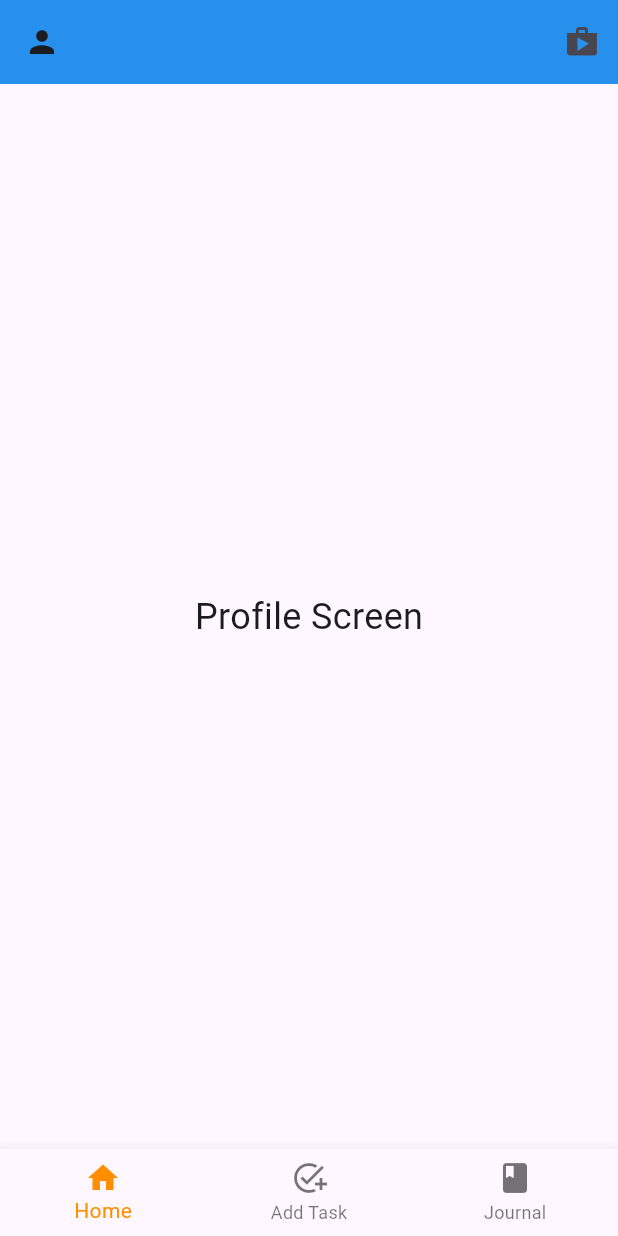
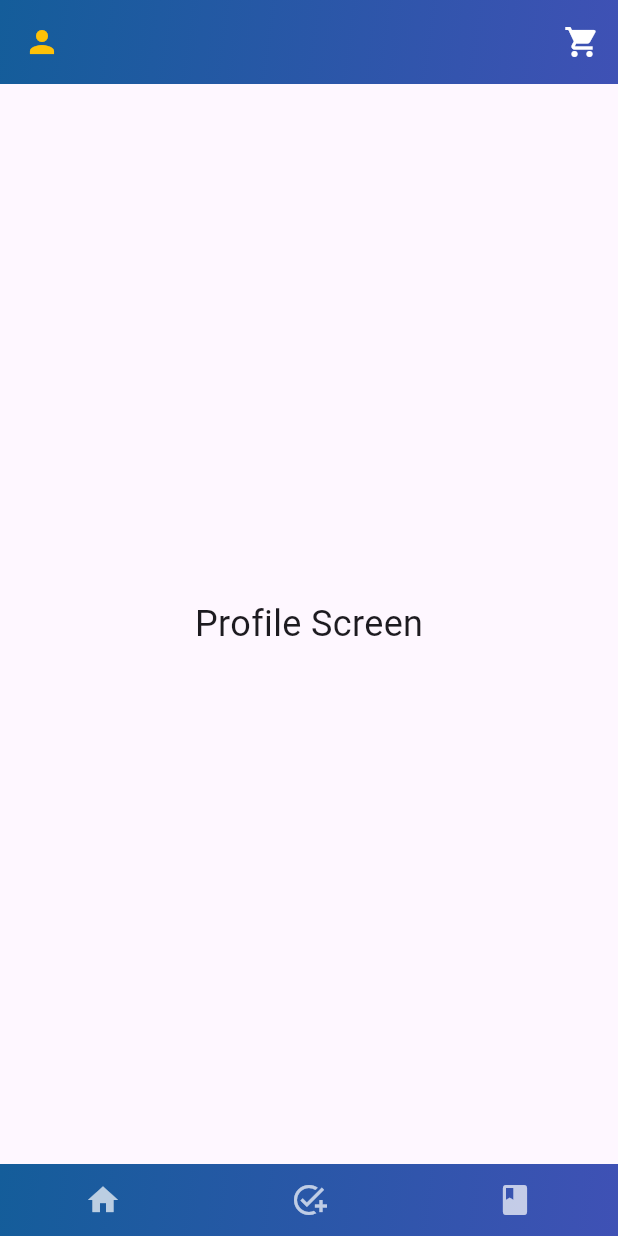
Before and after one commit to Linu03/SelfImproveApp, a Flutter app: the ProfileScreen screen opened by its route, on a phone screen of 412 x 824 dp. Run offline on Flutter 3.47's test engine with Material 3 defaults, Android fonts, the phone set to English and light mode, and no system bars.

Commit message:
NeedOptimize1

```diff
--- a/lib/pages/add_task_screen.dart
+++ b/lib/pages/add_task_screen.dart
@@ -8,7 +8,7 @@ class AddTaskScreen extends StatefulWidget {
 }
 
 class _AddTaskScreenState extends State<AddTaskScreen> {
-  int _currentIndex = 1; // already on Add Task
+  int? _currentIndex = 1; // already on Add Task
 
   void _onNavTap(int index) {
     switch (index) {
@@ -27,7 +27,6 @@ class _AddTaskScreenState extends State<AddTaskScreen> {
   Widget build(BuildContext context) {
     return Scaffold(
       appBar: TopNavbar(
-        title: 'Add Task',
         onUserTap: () => Navigator.pushNamed(context, '/profile'),
         onShopTap: () => Navigator.pushNamed(context, '/shop'),
       ),
--- a/lib/pages/home_screen.dart
+++ b/lib/pages/home_screen.dart
@@ -9,7 +9,7 @@ class HomeScreen extends StatefulWidget {
 }
 
 class _HomeScreenState extends State<HomeScreen> {
-  final int _currentIndex = 0;
+  final int? _currentIndex = 0;
 
   void _onNavTap(int index) {
     switch (index) {
--- a/lib/pages/journal_screen.dart
+++ b/lib/pages/journal_screen.dart
@@ -8,7 +8,7 @@ class JournalScreen extends StatefulWidget {
 }
 
 class _JournalScreenState extends State<JournalScreen> {
-  int _currentIndex = 2; // already on Journal
+  int? _currentIndex = 2; // already on Journal
 
   void _onNavTap(int index) {
     switch (index) {
@@ -27,7 +27,6 @@ class _JournalScreenState extends State<JournalScreen> {
   Widget build(BuildContext context) {
     return Scaffold(
       appBar: TopNavbar(
-        title: 'Journal',
         onUserTap: () => Navigator.pushNamed(context, '/profile'),
         onShopTap: () => Navigator.pushNamed(context, '/shop'),
       ),
--- a/lib/pages/profile_screen.dart
+++ b/lib/pages/profile_screen.dart
@@ -8,7 +8,7 @@ class ProfileScreen extends StatefulWidget {
 }
 
 class _ProfileScreenState extends State<ProfileScreen> {
-  int _currentIndex = 0; // default to Home (no exact match for profile)
+  int? _currentIndex; // null => no bottom item highlighted on Profile
 
   void _onNavTap(int index) {
     switch (index) {
@@ -28,8 +28,7 @@ class _ProfileScreenState extends State<ProfileScreen> {
   Widget build(BuildContext context) {
     return Scaffold(
       appBar: TopNavbar(
-        title: 'Profile',
-        // On the profile page, the user icon could open settings; keep default behavior
+        userSelected: true,
         onShopTap: () => Navigator.pushNamed(context, '/shop'),
       ),
       body: Center(
--- a/lib/pages/shop_screen.dart
+++ b/lib/pages/shop_screen.dart
@@ -8,7 +8,7 @@ class ShopScreen extends StatefulWidget {
 }
 
 class _ShopScreenState extends State<ShopScreen> {
-  int _currentIndex = 0; // default to Home
+  int? _currentIndex; // null => no bottom item highlighted on Shop
 
   void _onNavTap(int index) {
     switch (index) {
@@ -28,7 +28,7 @@ class _ShopScreenState extends State<ShopScreen> {
   Widget build(BuildContext context) {
     return Scaffold(
       appBar: TopNavbar(
-        title: 'Shop',
+        shopSelected: true,
         onUserTap: () => Navigator.pushNamed(context, '/profile'),
       ),
       body: Center(child: Text('Shop Screen', style: TextStyle(fontSize: 24))),
--- a/lib/pages/splash_screen.dart
+++ b/lib/pages/splash_screen.dart
@@ -21,7 +21,6 @@ class _SplashScreenState extends State<SplashScreen>
 
     super.initState();
 
-    // Animație fade-in
     _controller = AnimationController(
       vsync: this,
       duration: Duration(seconds: 2),
@@ -29,7 +28,6 @@ class _SplashScreenState extends State<SplashScreen>
 
     _fadeAnimation = Tween<double>(begin: 0, end: 1).animate(_controller);
 
-    // Animație slide-up pentru textul din partea de jos (începe cu întârziere)
     _slideAnimation = Tween<Offset>(begin: Offset(0, 0.5), end: Offset.zero)
         .animate(
           CurvedAnimation(
@@ -40,7 +38,9 @@ class _SplashScreenState extends State<SplashScreen>
 
     _controller.forward();
 
-    // Trecerea la HomeScreen după 4 secunde
+
+
+    // to optimize - when application is ready, navigate imediatelly
     Timer(Duration(seconds: 6), () {
       Navigator.of(context).pushReplacementNamed('/home');
     });
--- a/lib/widgets/bottom_navbar.dart
+++ b/lib/widgets/bottom_navbar.dart
@@ -1,27 +1,51 @@
-import 'dart:async';
 import 'package:flutter/material.dart';
 
+/// Custom bottom navigation bar that allows a nullable [currentIndex].
+/// If [currentIndex] is null the bar is shown but no item is highlighted.
 class BottomNavbar extends StatelessWidget {
-  final int currentIndex;
-  final Function(int)? onTap;
+  final int? currentIndex;
+  final ValueChanged<int>? onTap;
 
-  const BottomNavbar({Key? key, this.currentIndex = 0, this.onTap})
+  const BottomNavbar({Key? key, this.currentIndex, this.onTap})
     : super(key: key);
+
+  Widget _buildItem(
+    BuildContext context,
+    IconData icon,
+    String label,
+    int index,
+  ) {
+    final bool selected = currentIndex != null && currentIndex == index;
+    final color = selected ? Colors.amber : Colors.white70;
+    return Expanded(
+      child: IconButton(
+        icon: Icon(icon, color: color),
+        tooltip: label,
+        onPressed: () => onTap?.call(index),
+      ),
+    );
+  }
 
   @override
   Widget build(BuildContext context) {
-    return BottomNavigationBar(
-      items: const <BottomNavigationBarItem>[
-        BottomNavigationBarItem(icon: Icon(Icons.home), label: 'Home'),
-        BottomNavigationBarItem(icon: Icon(Icons.add_task), label: 'Add Task'),
-        BottomNavigationBarItem(icon: Icon(Icons.book), label: 'Journal'),
-      ],
-      currentIndex: currentIndex,
-      selectedItemColor: Colors.amber[800],
-      onTap: onTap,
+    final gradient = LinearGradient(
+      colors: [Color.fromARGB(255, 20, 93, 154), Colors.indigo],
+      begin: Alignment.topLeft,
+      end: Alignment.bottomRight,
+    );
+
+    return Container(
+      decoration: BoxDecoration(gradient: gradient),
+      child: SafeArea(
+        child: Row(
+          mainAxisAlignment: MainAxisAlignment.spaceEvenly,
+          children: [
+            _buildItem(context, Icons.home, 'Home', 0),
+            _buildItem(context, Icons.add_task, 'Add Task', 1),
+            _buildItem(context, Icons.book, 'Journal', 2),
+          ],
+        ),
+      ),
     );
   }
 }
-
-// Removed test `main()` to avoid creating a separate MaterialApp without routes.
-// Use the app's main.dart `MyApp` which defines routes.
--- a/lib/widgets/top_navbar.dart
+++ b/lib/widgets/top_navbar.dart
@@ -6,6 +6,8 @@ class TopNavbar extends StatelessWidget implements PreferredSizeWidget {
   final String? title;
   final VoidCallback? onUserTap;
   final VoidCallback? onShopTap;
+  final bool userSelected;
+  final bool shopSelected;
 
   const TopNavbar({
     Key? key,
@@ -14,15 +16,29 @@ class TopNavbar extends StatelessWidget implements PreferredSizeWidget {
     this.title,
     this.onUserTap,
     this.onShopTap,
+    this.userSelected = false,
+    this.shopSelected = false,
   }) : super(key: key);
 
   @override
   Widget build(BuildContext context) {
     return AppBar(
-      backgroundColor: Colors.blue,
+      centerTitle: true,
       elevation: 4,
+      flexibleSpace: Container(
+        decoration: BoxDecoration(
+          gradient: LinearGradient(
+            colors: [Color.fromARGB(255, 20, 93, 154), Colors.indigo],
+            begin: Alignment.topLeft,
+            end: Alignment.bottomRight,
+          ),
+        ),
+      ),
       leading: IconButton(
-        icon: const Icon(Icons.person),
+        icon: Icon(
+          Icons.person,
+          color: userSelected ? Colors.amber : Colors.white,
+        ),
         tooltip: 'Profile',
         onPressed: () {
           if (onUserTap != null) return onUserTap!();
@@ -31,7 +47,10 @@ class TopNavbar extends StatelessWidget implements PreferredSizeWidget {
       ),
       actions: [
         IconButton(
-          icon: const Icon(Icons.shop),
+          icon: Icon(
+            Icons.shopping_cart,
+            color: shopSelected ? Colors.amber : Colors.white,
+          ),
           tooltip: 'Shop',
           onPressed: () {
             if (onShopTap != null) return onShopTap!();
```
